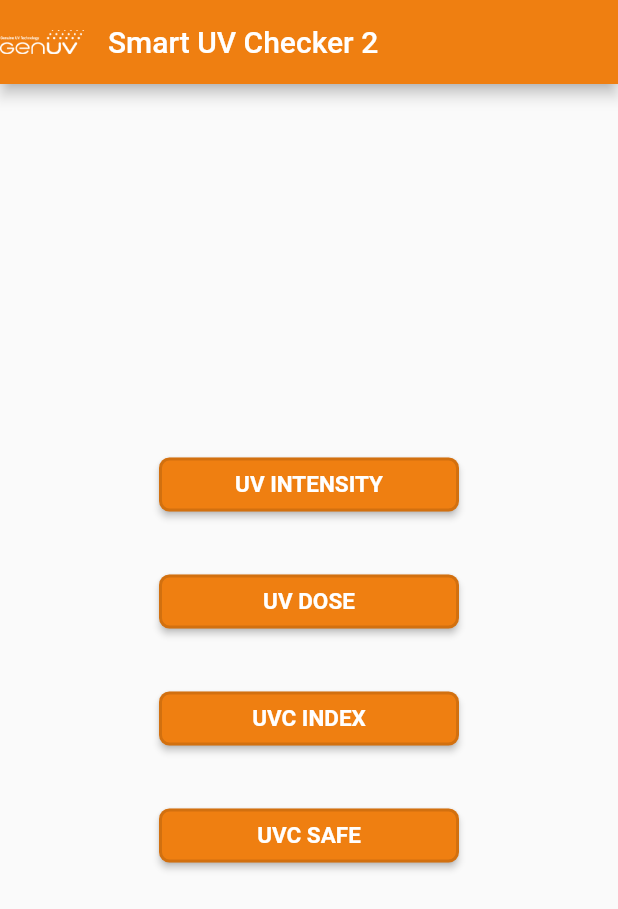
After one commit to yeongeun109/porest_app, a Flutter app: the Navigation screen opened directly, on a phone screen of 412 x 824 dp. The commit adds this screen. Shown: the top 909 px of the screen. Run offline on Flutter 3.47's test engine with Material 2 defaults, Android fonts, the phone set to English and light mode, and no system bars; our stand-ins replace charts_flutter, connectivity, flutter_blue, google_maps_flutter; missing offline and left inert: google_maps_place_picker, tree_view, wifi_configuration.

Commit message:
Navigation 페이지 ui 구현

```diff
--- /dev/null
+++ b/bluetooth_test/lib/Navigation.dart
@@ -0,0 +1,91 @@
+import 'package:flutter/material.dart';
+
+class Navigation extends StatelessWidget {
+  @override
+  Widget build(BuildContext context) {
+    return Scaffold(
+        appBar: AppBar(
+          title: Text('Smart UV Checker 2'),
+          leading:
+              Image(image: AssetImage('images/genuv_logo_small_white.png')),
+          backgroundColor: Color(0xFFef7f11),
+        ),
+        body: Center(
+            child: Column(
+          mainAxisAlignment: MainAxisAlignment.center,
+          children: <Widget>[
+            SizedBox(
+              width: 200,
+              child: RaisedButton(
+                child: Text(
+                  'UV INTENSITY',
+                  style: TextStyle(
+                      color: Colors.white,
+                      fontWeight: FontWeight.bold,
+                      fontSize: 15),
+                ),
+                shape: RoundedRectangleBorder(
+                    borderRadius: BorderRadius.circular(7),
+                    side: BorderSide(color: Color(0x335f3206), width: 2)),
+                onPressed: () {},
+                color: Color(0xFFef7f11),
+              ),
+            ),
+            SizedBox(height: 30),
+            SizedBox(
+              width: 200,
+              child: RaisedButton(
+                child: Text(
+                  'UV DOSE',
+                  style: TextStyle(
+                      color: Colors.white,
+                      fontWeight: FontWeight.bold,
+                      fontSize: 15),
+                ),
+                shape: RoundedRectangleBorder(
+                    borderRadius: BorderRadius.circular(7),
+                    side: BorderSide(color: Color(0x335f3206), width: 2)),
+                onPressed: () {},
+                color: Color(0xFFef7f11),
+              ),
+            ),
+            SizedBox(height: 30),
+            SizedBox(
+              width: 200,
+              child: RaisedButton(
+                child: Text(
+                  'UVC INDEX',
+                  style: TextStyle(
+                      color: Colors.white,
+                      fontWeight: FontWeight.bold,
+                      fontSize: 15),
+                ),
+                shape: RoundedRectangleBorder(
+                    borderRadius: BorderRadius.circular(7),
+                    side: BorderSide(color: Color(0x335f3206), width: 2)),
+                onPressed: () {},
+                color: Color(0xFFef7f11),
+              ),
+            ),
+            SizedBox(height: 30),
+            SizedBox(
+              width: 200,
+              child: RaisedButton(
+                child: Text(
+                  'UVC SAFE',
+                  style: TextStyle(
+                      color: Colors.white,
+                      fontWeight: FontWeight.bold,
+                      fontSize: 15),
+                ),
+                shape: RoundedRectangleBorder(
+                    borderRadius: BorderRadius.circular(7),
+                    side: BorderSide(color: Color(0x335f3206), width: 2)),
+                onPressed: () {},
+                color: Color(0xFFef7f11),
+              ),
+            ),
+          ],
+        )));
+  }
+}
--- a/bluetooth_test/lib/SecondPage.dart
+++ /dev/null
@@ -1,9 +0,0 @@
-import 'package:flutter/material.dart';
-
-class SecondPage extends StatelessWidget {
-
-  @override
-  Widget build(BuildContext context) {
-    return Scaffold();
-  }
-}
--- a/bluetooth_test/lib/main.dart
+++ b/bluetooth_test/lib/main.dart
@@ -2,7 +2,7 @@
 import 'package:flutter/material.dart';
 import 'package:flutter_blue/flutter_blue.dart';
 
-import 'SecondPage.dart';
+import 'Navigation.dart';
 
 void main() {
   runApp(FlutterBlueApp());
@@ -80,11 +80,6 @@
                       .map(
                         (r) => ScanResultTile(
                       result: r,
-                      onTap: () {
-                        Navigator.of(context)
-                           .push(MaterialPageRoute(builder: (context) => SecondPage()
-                        ));
-                      }
                       ),
                   )
                       .toList(),
--- a/bluetooth_test/lib/widgets/ScanResultTile.dart
+++ b/bluetooth_test/lib/widgets/ScanResultTile.dart
@@ -1,7 +1,7 @@
 import 'package:flutter/material.dart';
 import 'package:flutter_blue/flutter_blue.dart';
 
-import '../SecondPage.dart';
+import '../Navigation.dart';
 
 class ScanResultTile extends StatelessWidget {
   const ScanResultTile({Key key, this.result, this.onTap}) : super(key: key);
@@ -96,7 +96,7 @@
             //color: Colors.black,
             //textColor: Colors.white,
             onPressed: () => Navigator.of(context)
-                .push(MaterialPageRoute(builder: (context) => SecondPage())),
+                .push(MaterialPageRoute(builder: (context) => Navigation())),
         ),
     children: <Widget>[
         //로컬네임
@@ -107,6 +107,7 @@
             '${result.advertisementData.txPowerLevel ?? 'N/A'}'),
         //Manufacturer Data
         _buildAdvRow(
+
             context,
             'Manufacturer Data',
             getNiceManufacturerData(
```
Also changed, not shown: bluetooth_test/pubspec.yaml (+4 -3 lines), bluetooth_test/images/genuv_logo_big.png (added), bluetooth_test/images/genuv_logo_small.png (added), bluetooth_test/images/genuv_logo_small_white.png (added).
